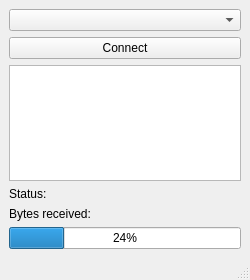
Before: the Qt Designer form mainwindow.ui in b-o-r-m-a-l-e-y/ir-receiver, drawn with Qt 5.
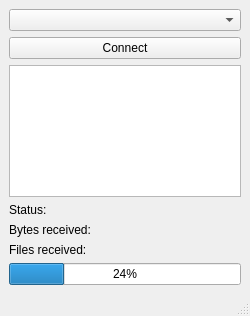
After: the same form once the commit is applied. Icons and pictures are not drawn.

Commit message: Add received files counter. Removed unused states.Add icon.

What changed in the file:
```diff
--- a/mainwindow.ui
+++ b/mainwindow.ui
@@ -7,7 +7,7 @@
     <x>0</x>
     <y>0</y>
     <width>250</width>
-    <height>280</height>
+    <height>316</height>
    </rect>
   </property>
   <property name="windowTitle">
@@ -47,6 +47,13 @@
         </property>
        </widget>
       </item>
+      <item>
+       <widget class="QLabel" name="filesCtrLabel">
+        <property name="text">
+         <string>Files received:</string>
+        </property>
+       </widget>
+      </item>
       <item>
        <widget class="QProgressBar" name="progressBar">
         <property name="value">
```
Left out of the diff: 4 changed lines with no effect on the pictures. The commit also changes 5 other files.
